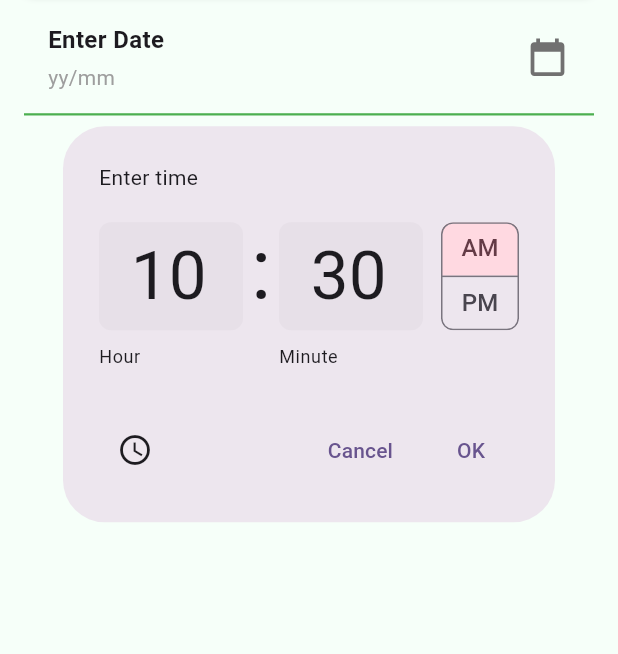
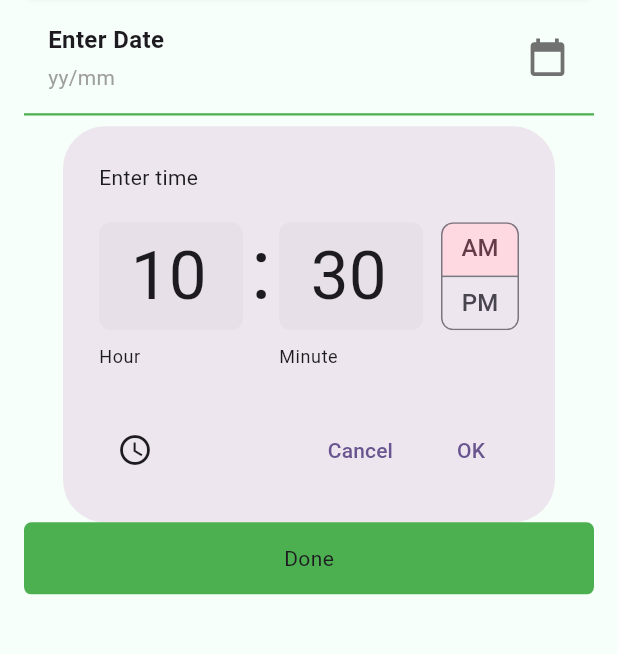
Before and after one commit to AhmedWaela/tasks_app, a Flutter app: the AddReminderView screen opened by its route, after a tap on the "keyboard" icon, on a phone screen of 412 x 824 dp, the part 192-846 px from its top. Run offline on Flutter 3.47's test engine with Material 3 defaults, Android fonts, the phone set to English and light mode, and no system bars; our stand-ins replace flutter_local_notifications, flutter_svg, flutter_timezone, timezone; missing offline and left inert: workmanager.

Commit message:
create done button

```diff
--- a/lib/features/tasks/presentation/views/widgets/add_reminder_view_body.dart
+++ b/lib/features/tasks/presentation/views/widgets/add_reminder_view_body.dart
@@ -92,6 +92,7 @@ class _AddReminderViewBodyState extends State<AddReminderViewBody> {
                   setState(() {});
                 },
               ),
+              DoneButton()
             ],
           ),
         ),
@@ -99,3 +100,25 @@ class _AddReminderViewBodyState extends State<AddReminderViewBody> {
     );
   }
 }
+
+class DoneButton extends StatelessWidget {
+  const DoneButton({
+    super.key,
+  });
+
+  @override
+  Widget build(BuildContext context) {
+    return GestureDetector(
+      onTap: () {},
+      child: Container(
+        height: 48,
+        width: MediaQuery.sizeOf(context).width,
+        decoration: BoxDecoration(
+            color: Colors.green, borderRadius: BorderRadius.circular(5)),
+        child: Center(
+          child: Text('Done'),
+        ),
+      ),
+    );
+  }
+}
```
